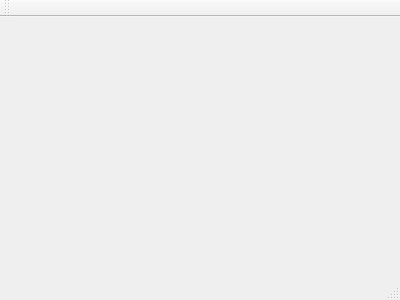
ubuntuphp/download-manager, file mainwindow.ui: the form before one commit.
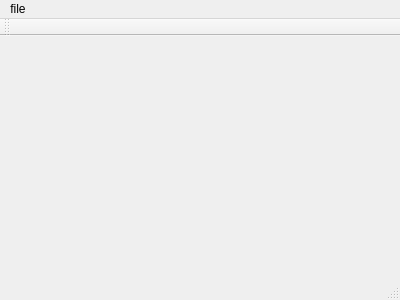
The form after the commit.

Patch:
```diff
--- a/mainwindow.ui
+++ b/mainwindow.ui
@@ -12,13 +12,40 @@
   <property name="windowTitle" >
    <string>MainWindow</string>
   </property>
-  <widget class="QMenuBar" name="menuBar" />
-  <widget class="QToolBar" name="mainToolBar" />
-  <widget class="QWidget" name="centralWidget" />
-  <widget class="QStatusBar" name="statusBar" />
+  <widget class="QWidget" name="centralWidget"/>
+  <widget class="QMenuBar" name="menuBar">
+   <property name="geometry">
+    <rect>
+     <x>0</x>
+     <y>0</y>
+     <width>400</width>
+     <height>25</height>
+    </rect>
+   </property>
+   <widget class="QMenu" name="menuFile">
+    <property name="title">
+     <string>file</string>
+    </property>
+    <addaction name="actionNew_download"/>
+   </widget>
+   <addaction name="menuFile"/>
+  </widget>
+  <widget class="QToolBar" name="mainToolBar">
+   <attribute name="toolBarArea">
+    <enum>TopToolBarArea</enum>
+   </attribute>
+   <attribute name="toolBarBreak">
+    <bool>false</bool>
+   </attribute>
+  </widget>
+  <widget class="QStatusBar" name="statusBar"/>
+  <action name="actionNew_download">
+   <property name="text">
+    <string>new download</string>
+   </property>
+  </action>
  </widget>
- <layoutDefault spacing="6" margin="11" />
- <pixmapfunction></pixmapfunction>
+ <layoutdefault spacing="6" margin="11"/>
  <resources/>
  <connections/>
 </ui>
```
Left out of the diff: 7 changed lines with no effect on the pictures.
